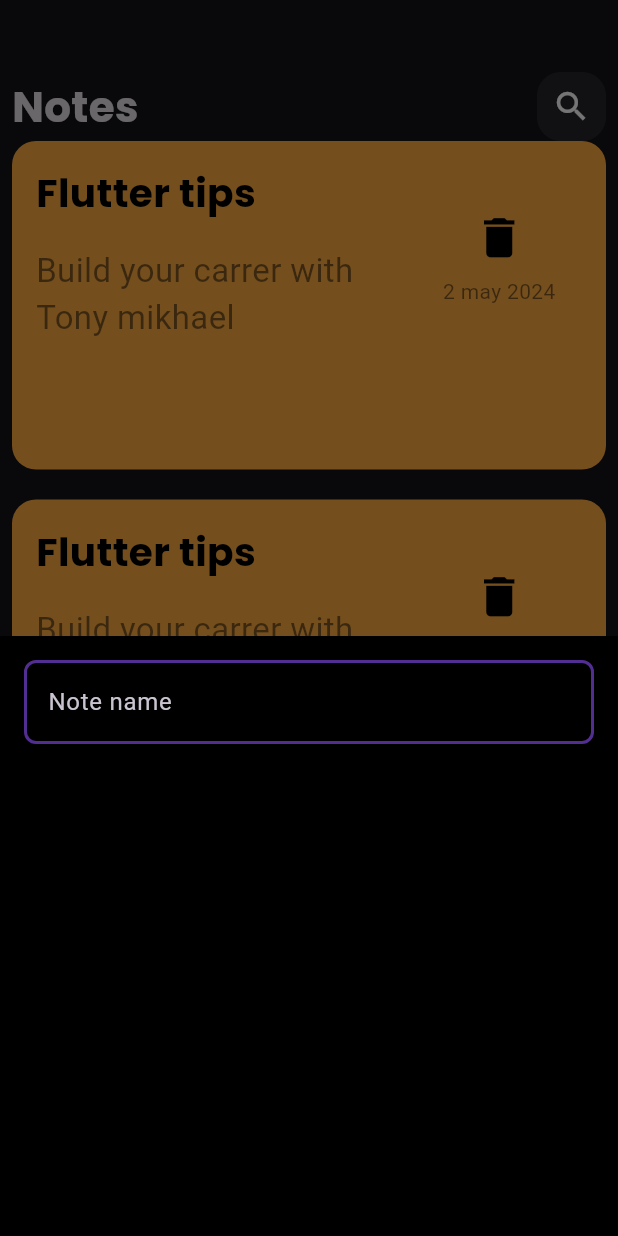
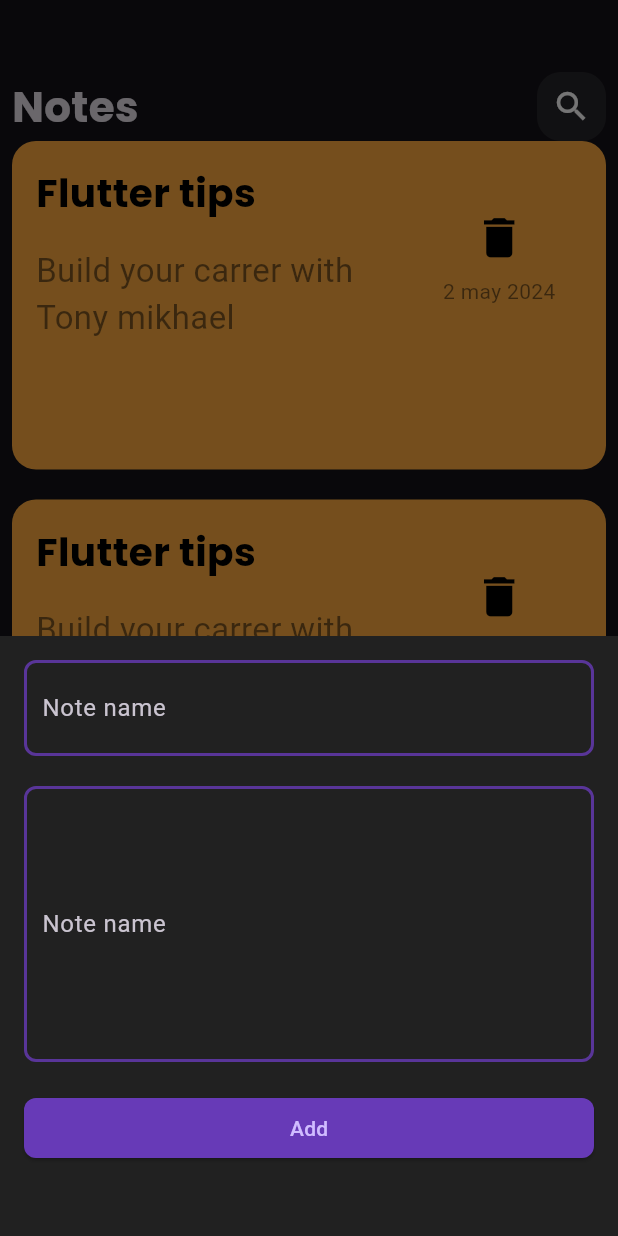
Before and after one commit to tonymikhael/notes_app, a Flutter app: the screen it shows after launch, after a tap on the "add" icon, on a phone screen of 412 x 824 dp. Run offline on Flutter 3.47's test engine with Material 3 defaults, Android fonts, the phone set to English and light mode, and no system bars; our stand-ins replace get, google_fonts.

Commit message:
finish bottom sheet

```diff
--- /dev/null
+++ b/lib/constants.dart
@@ -0,0 +1,3 @@
+import 'package:flutter/material.dart';
+
+var KprimaryColor = Colors.deepPurple;
--- a/lib/view/note_view.dart
+++ b/lib/view/note_view.dart
@@ -1,6 +1,7 @@
 import 'package:flutter/material.dart';
 import 'package:get/get.dart';
 import 'package:get/get_core/src/get_main.dart';
+import 'package:todo_tharwat/widgets/customized_text_field.dart';
 import 'package:todo_tharwat/widgets/notes_view_body.dart';
 
 class NoteView extends StatelessWidget {
@@ -17,20 +18,35 @@
               Container(
                 padding: EdgeInsets.all(16),
                 height: 400,
-                decoration: BoxDecoration(color: Colors.black),
-                child: Column(
+                decoration:
+                    BoxDecoration(color: Color.fromARGB(255, 33, 33, 33)),
+                child: ListView(
                   children: [
-                    TextField(
-                      decoration: InputDecoration(
-                        hintText: "Note name",
-                        enabledBorder: OutlineInputBorder(
-                          borderRadius: BorderRadius.circular(8),
-                          borderSide: BorderSide(
-                              color: Colors.deepPurple.withOpacity(0.8),
-                              width: 2),
-                        ),
-                      ),
+                    CustomTextField(
+                      noteName: "Note title",
+                      paddingHeight: 20,
+                      paddingWidth: 8,
                     ),
+                    SizedBox(
+                      height: 20,
+                    ),
+                    CustomTextField(
+                      noteName: "Contene",
+                      paddingHeight: 80,
+                      paddingWidth: 8,
+                    ),
+                    SizedBox(
+                      height: 20,
+                    ),
+                    ElevatedButton(
+                      onPressed: () {},
+                      child: Text("Add"),
+                      style: ElevatedButton.styleFrom(
+                          backgroundColor: Colors.deepPurple,
+                          shape: RoundedRectangleBorder(
+                              borderRadius:
+                                  BorderRadius.all(Radius.circular(8)))),
+                    )
                   ],
                 ),
               ));
--- /dev/null
+++ b/lib/widgets/customized_text_field.dart
@@ -0,0 +1,38 @@
+import 'package:flutter/material.dart';
+import 'package:todo_tharwat/constants.dart';
+
+class CustomTextField extends StatelessWidget {
+  final String noteName;
+  final double paddingHeight;
+  final double paddingWidth;
+  const CustomTextField({
+    required this.noteName,
+    required this.paddingHeight,
+    required this.paddingWidth,
+    super.key,
+  });
+
+  @override
+  Widget build(BuildContext context) {
+    return TextField(
+      maxLines: 5,
+      minLines: 1,
+      cursorColor: KprimaryColor,
+      decoration: InputDecoration(
+        contentPadding: EdgeInsets.symmetric(
+            vertical: paddingHeight, horizontal: paddingWidth),
+        hintText: "Note name",
+        enabledBorder: OutlineInputBorder(
+          borderRadius: BorderRadius.circular(8),
+          borderSide:
+              BorderSide(color: KprimaryColor.withOpacity(0.8), width: 2),
+        ),
+        focusedBorder: OutlineInputBorder(
+          borderRadius: BorderRadius.circular(8),
+          borderSide:
+              BorderSide(color: KprimaryColor.withOpacity(0.8), width: 2),
+        ),
+      ),
+    );
+  }
+}
--- a/lib/widgets/notes_view_body.dart
+++ b/lib/widgets/notes_view_body.dart
@@ -48,7 +48,7 @@
                 itemBuilder: ((context, index) {
                   return Cusomized_note();
                 })),
-          )
+          ),
         ],
       ),
     );
```
